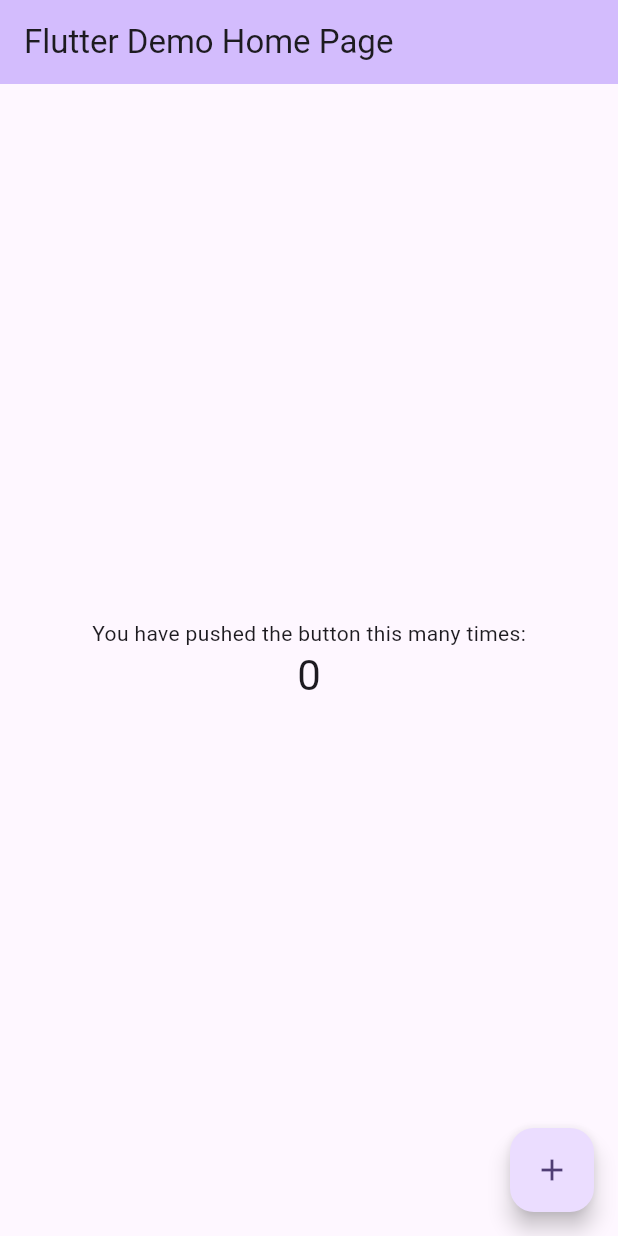
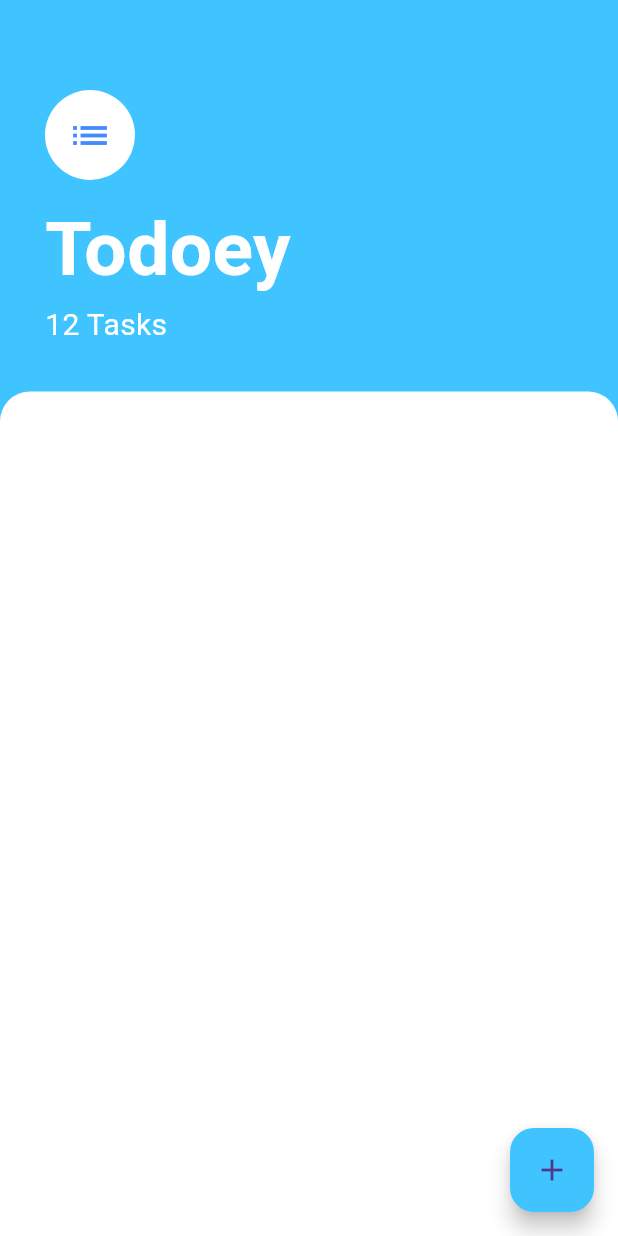
Before and after one commit to JuanBueno21/todoey_app, a Flutter app: the screen it shows after launch, on a phone screen of 412 x 824 dp. Run offline on Flutter 3.47's test engine with Material 3 defaults, Android fonts, the phone set to English and light mode, and no system bars.

Commit message:
[todoey] create view TasksScreen

```diff
--- a/lib/main.dart
+++ b/lib/main.dart
@@ -1,74 +1,15 @@
 import 'package:flutter/material.dart';
+import 'package:todoey_app/screens/tasks_screen.dart';
 
-void main() {
-  runApp(const MyApp());
-}
+void main() => runApp( const MyApp());
 
 class MyApp extends StatelessWidget {
   const MyApp({super.key});
 
-  // This widget is the root of your application.
   @override
   Widget build(BuildContext context) {
-    return MaterialApp(
-      title: 'Flutter Demo',
-      theme: ThemeData(
-        colorScheme: ColorScheme.fromSeed(seedColor: Colors.deepPurple),
-        useMaterial3: true,
-      ),
-      home: const MyHomePage(title: 'Flutter Demo Home Page'),
+    return const MaterialApp(
+      home: TasksScreen(),
     );
   }
 }
-
-class MyHomePage extends StatefulWidget {
-  const MyHomePage({super.key, required this.title});
-
-  final String title;
-
-  @override
-  State<MyHomePage> createState() => _MyHomePageState();
-}
-
-class _MyHomePageState extends State<MyHomePage> {
-  int _counter = 0;
-
-  void _incrementCounter() {
-    setState(() {
-      _counter++;
-    });
-  }
-
-  @override
-  Widget build(BuildContext context) {
-
-    return Scaffold(
-      appBar: AppBar(
-
-        backgroundColor: Theme.of(context).colorScheme.inversePrimary,
-
-        title: Text(widget.title),
-      ),
-      body: Center(
-
-        child: Column(
-          mainAxisAlignment: MainAxisAlignment.center,
-          children: <Widget>[
-            const Text(
-              'You have pushed the button this many times:',
-            ),
-            Text(
-              '$_counter',
-              style: Theme.of(context).textTheme.headlineMedium,
-            ),
-          ],
-        ),
-      ),
-      floatingActionButton: FloatingActionButton(
-        onPressed: _incrementCounter,
-        tooltip: 'Increment',
-        child: const Icon(Icons.add),
-      ),
-    );
-  }
-}
--- /dev/null
+++ b/lib/screens/tasks_screen.dart
@@ -0,0 +1,55 @@
+import 'package:flutter/material.dart';
+
+class TasksScreen extends StatelessWidget {
+  const TasksScreen({super.key});
+
+  @override
+  Widget build(BuildContext context) {
+    return Scaffold(
+      backgroundColor: Colors.lightBlueAccent,
+      floatingActionButton: FloatingActionButton(
+        backgroundColor: Colors.lightBlueAccent,
+        child: const Icon(Icons.add),
+        onPressed: () {},
+      ),
+      body: Column(
+        crossAxisAlignment: CrossAxisAlignment.start,
+        children: <Widget>[
+          Container(
+            padding: const EdgeInsets.only(
+                top: 60.0, left: 30.0, right: 30.0, bottom: 30.0),
+            child: const Column(
+              crossAxisAlignment: CrossAxisAlignment.start,
+              children: [
+                CircleAvatar(
+                    backgroundColor: Colors.white,
+                    radius: 30.0,
+                    child:
+                        Icon(Icons.list, size: 30.0, color: Colors.blueAccent)),
+                SizedBox(height: 10.0),
+                Text("Todoey",
+                    style: TextStyle(
+                        color: Colors.white,
+                        fontSize: 50.0,
+                        fontWeight: FontWeight.w700)),
+                Text("12 Tasks",
+                    style: TextStyle(color: Colors.white, fontSize: 20.0)),
+              ],
+            ),
+          ),
+          Expanded(
+            child: Container(
+              decoration: const BoxDecoration(
+                color: Colors.white,
+                borderRadius: BorderRadius.only(
+                  topLeft: Radius.circular(20.0),
+                  topRight: Radius.circular(20.0),
+                ),
+              ),
+            ),
+          ),
+        ],
+      ),
+    );
+  }
+}
```
